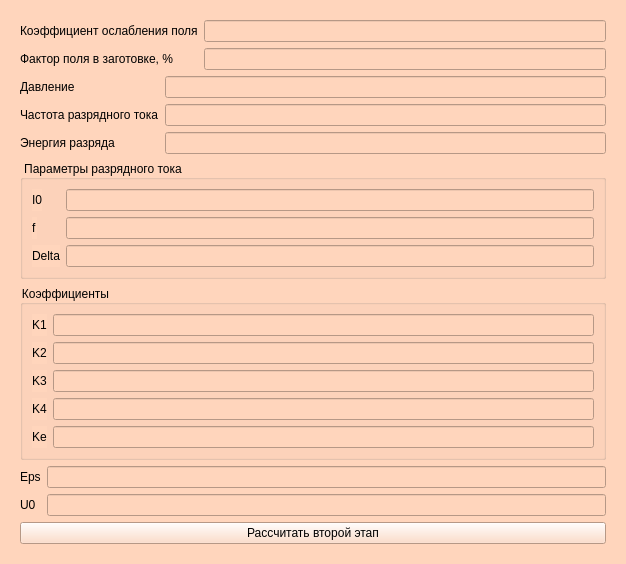
This is gui/SecondaryParameters.ui in Kroshy1984/MIOM as Qt 5 draws it before an edit. The edited form follows.
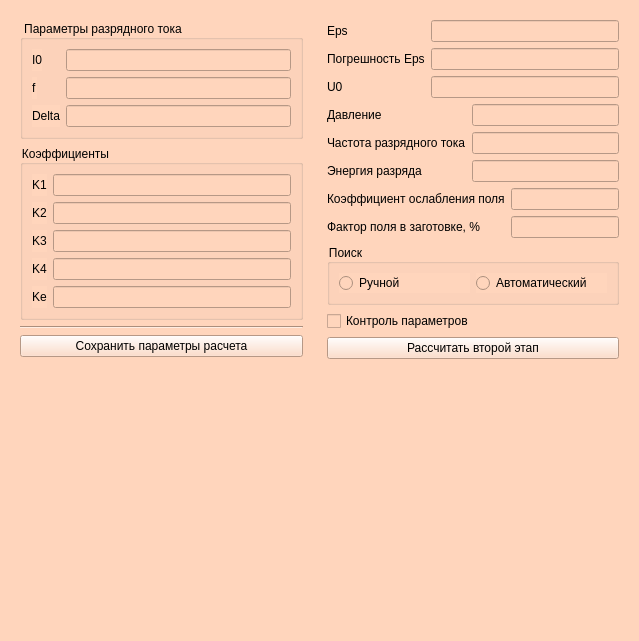
This is the edited form.

Diff of the .ui file:
```diff
--- a/gui/SecondaryParameters.ui
+++ b/gui/SecondaryParameters.ui
@@ -6,8 +6,8 @@
    <rect>
     <x>0</x>
     <y>0</y>
-    <width>626</width>
-    <height>476</height>
+    <width>639</width>
+    <height>641</height>
    </rect>
   </property>
   <property name="windowTitle">
@@ -20,64 +20,6 @@
    <item>
     <widget class="QWidget" name="widget" native="true">
      <layout class="QVBoxLayout" name="verticalLayout_3">
-      <item>
-       <layout class="QFormLayout" name="formLayout_6">
-        <item row="0" column="0">
-         <widget class="QLabel" name="label_11">
-          <property name="text">
-           <string>Коэффициент ослабления поля</string>
-          </property>
-         </widget>
-        </item>
-        <item row="0" column="1">
-         <widget class="QLineEdit" name="lineEditAttenuationCoefField"/>
-        </item>
-        <item row="1" column="0">
-         <widget class="QLabel" name="label_15">
-          <property name="text">
-           <string>Фактор поля в заготовке, %</string>
-          </property>
-         </widget>
-        </item>
-        <item row="1" column="1">
-         <widget class="QLineEdit" name="lineEditFieldFactor"/>
-        </item>
-       </layout>
-      </item>
-      <item>
-       <layout class="QFormLayout" name="formLayout">
-        <item row="0" column="0">
-         <widget class="QLabel" name="label_7">
-          <property name="text">
-           <string>Давление</string>
-          </property>
-         </widget>
-        </item>
-        <item row="0" column="1">
-         <widget class="QLineEdit" name="lineEditPressure"/>
-        </item>
-        <item row="1" column="0">
-         <widget class="QLabel" name="label_8">
-          <property name="text">
-           <string>Частота разрядного тока</string>
-          </property>
-         </widget>
-        </item>
-        <item row="1" column="1">
-         <widget class="QLineEdit" name="lineEditFrequencyAmper"/>
-        </item>
-        <item row="2" column="0">
-         <widget class="QLabel" name="label_9">
-          <property name="text">
-           <string>Энергия разряда</string>
-          </property>
-         </widget>
-        </item>
-        <item row="2" column="1">
-         <widget class="QLineEdit" name="lineEditDischargeEnergy"/>
-        </item>
-       </layout>
-      </item>
       <item>
        <widget class="QGroupBox" name="groupBox">
         <property name="title">
@@ -177,6 +119,39 @@
        </widget>
       </item>
       <item>
+       <widget class="Line" name="line">
+        <property name="orientation">
+         <enum>Qt::Horizontal</enum>
+        </property>
+       </widget>
+      </item>
+      <item>
+       <widget class="QPushButton" name="pushButton">
+        <property name="text">
+         <string>Сохранить параметры расчета</string>
+        </property>
+       </widget>
+      </item>
+      <item>
+       <spacer name="verticalSpacer">
+        <property name="orientation">
+         <enum>Qt::Vertical</enum>
+        </property>
+        <property name="sizeHint" stdset="0">
+         <size>
+          <width>20</width>
+          <height>40</height>
+         </size>
+        </property>
+       </spacer>
+      </item>
+     </layout>
+    </widget>
+   </item>
+   <item>
+    <widget class="QWidget" name="widget_2" native="true">
+     <layout class="QVBoxLayout" name="verticalLayout_2">
+      <item>
        <layout class="QFormLayout" name="formLayout_2">
         <item row="0" column="0">
          <widget class="QLabel" name="label_5">
@@ -188,18 +163,116 @@
         <item row="0" column="1">
          <widget class="QLineEdit" name="lineEditEps"/>
         </item>
-        <item row="1" column="0">
+        <item row="2" column="0">
          <widget class="QLabel" name="label_6">
           <property name="text">
            <string>U0</string>
           </property>
          </widget>
         </item>
-        <item row="1" column="1">
+        <item row="2" column="1">
          <widget class="QLineEdit" name="lineEdit"/>
         </item>
+        <item row="1" column="0">
+         <widget class="QLabel" name="label_16">
+          <property name="text">
+           <string>Погрешность Eps</string>
+          </property>
+         </widget>
+        </item>
+        <item row="1" column="1">
+         <widget class="QLineEdit" name="lineEdit_2"/>
+        </item>
        </layout>
       </item>
+      <item>
+       <layout class="QFormLayout" name="formLayout">
+        <item row="0" column="0">
+         <widget class="QLabel" name="label_7">
+          <property name="text">
+           <string>Давление</string>
+          </property>
+         </widget>
+        </item>
+        <item row="0" column="1">
+         <widget class="QLineEdit" name="lineEditPressure"/>
+        </item>
+        <item row="1" column="0">
+         <widget class="QLabel" name="label_8">
+          <property name="text">
+           <string>Частота разрядного тока</string>
+          </property>
+         </widget>
+        </item>
+        <item row="1" column="1">
+         <widget class="QLineEdit" name="lineEditFrequencyAmper"/>
+        </item>
+        <item row="2" column="0">
+         <widget class="QLabel" name="label_9">
+          <property name="text">
+           <string>Энергия разряда</string>
+          </property>
+         </widget>
+        </item>
+        <item row="2" column="1">
+         <widget class="QLineEdit" name="lineEditDischargeEnergy"/>
+        </item>
+       </layout>
+      </item>
+      <item>
+       <layout class="QFormLayout" name="formLayout_6">
+        <item row="0" column="0">
+         <widget class="QLabel" name="label_11">
+          <property name="text">
+           <string>Коэффициент ослабления поля</string>
+          </property>
+         </widget>
+        </item>
+        <item row="0" column="1">
+         <widget class="QLineEdit" name="lineEditAttenuationCoefField"/>
+        </item>
+        <item row="1" column="0">
+         <widget class="QLabel" name="label_15">
+          <property name="text">
+           <string>Фактор поля в заготовке, %</string>
+          </property>
+         </widget>
+        </item>
+        <item row="1" column="1">
+         <widget class="QLineEdit" name="lineEditFieldFactor"/>
+        </item>
+       </layout>
+      </item>
+      <item>
+       <widget class="QGroupBox" name="groupBox_3">
+        <property name="title">
+         <string>Поиск</string>
+        </property>
+        <layout class="QHBoxLayout" name="horizontalLayout_3">
+         <item>
+          <widget class="QRadioButton" name="radioButton_2">
+           <property name="text">
+            <string>Ручной</string>
+           </property>
+          </widget>
+         </item>
+         <item>
+          <widget class="QRadioButton" name="radioButton">
+           <property name="text">
+            <string>Автоматический</string>
+           </property>
+          </widget>
+         </item>
+        </layout>
+       </widget>
+      </item>
+      <item>
+       <widget class="QCheckBox" name="checkBox">
+        <property name="text">
+         <string>Контроль параметров</string>
+        </property>
+       </widget>
+      </item>
       <item>
        <widget class="QPushButton" name="pushButtonCalcSecondPhase">
         <property name="text">
@@ -208,7 +281,7 @@
        </widget>
       </item>
       <item>
-       <spacer name="verticalSpacer">
+       <spacer name="verticalSpacer_2">
         <property name="orientation">
          <enum>Qt::Vertical</enum>
         </property>
```
